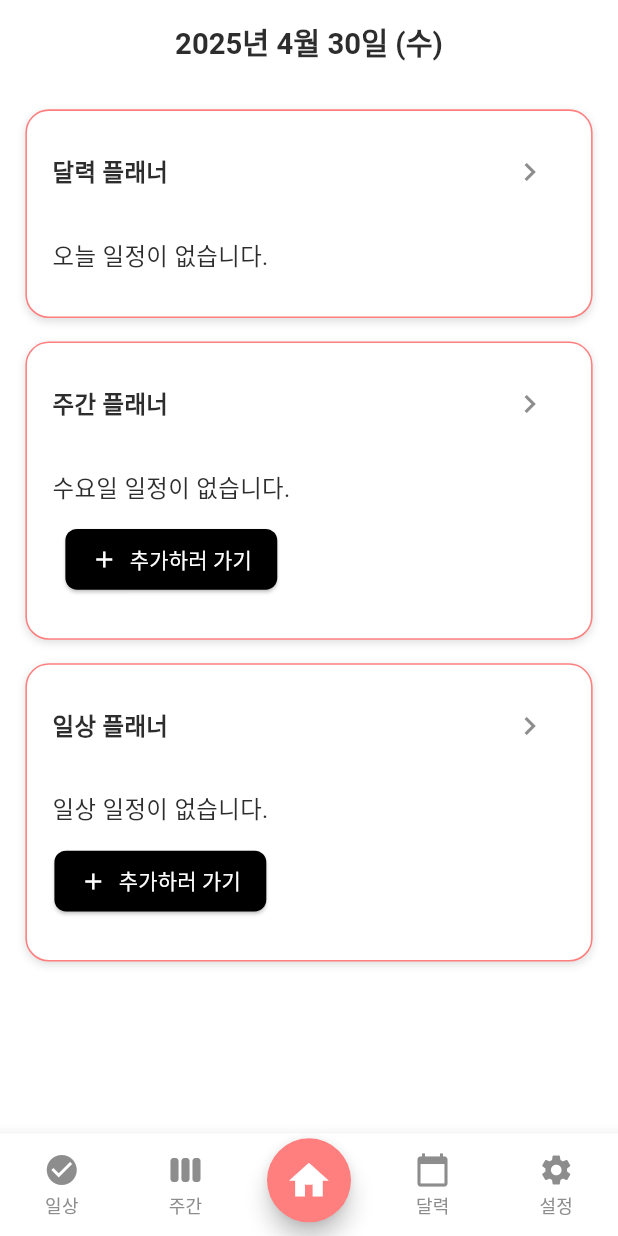
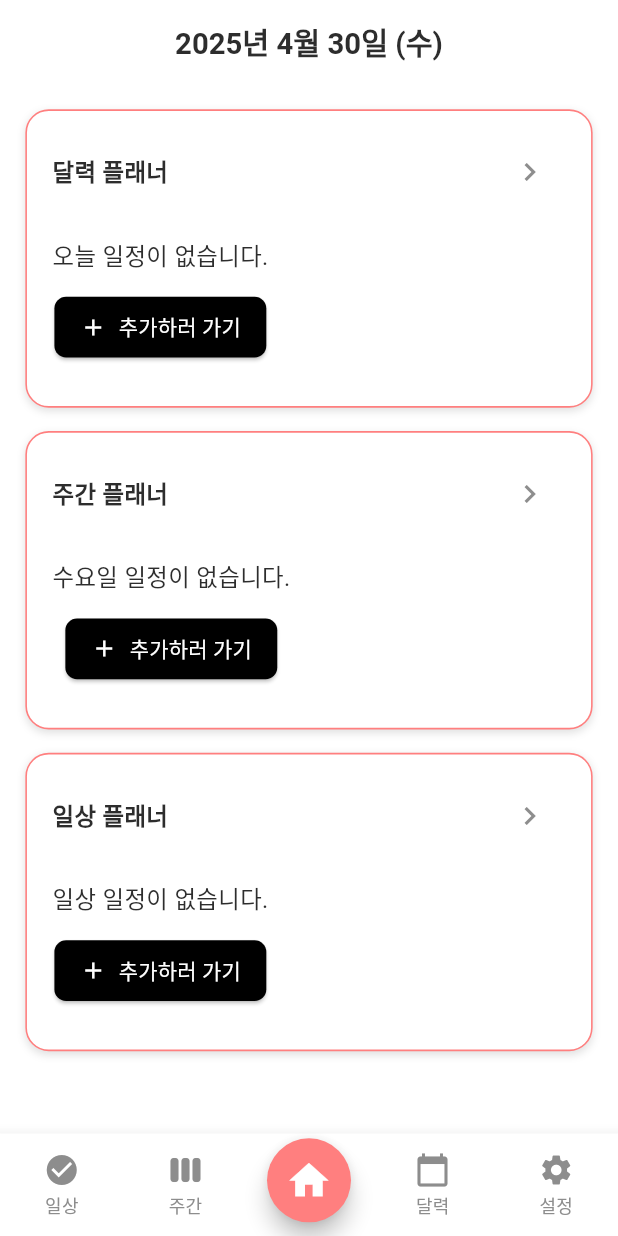
Before and after one commit to JeongHyeon-Jo/abeul_planner, a Flutter app: the screen it shows after launch, on a phone screen of 412 x 824 dp. Run offline on Flutter 3.47's test engine with Material 3 defaults, Android fonts, the phone set to English and light mode, and no system bars; our stand-ins replace flutter_riverpod, flutter_screenutil, go_router, hive, hive_flutter, table_calendar; accounts and stored records are empty; generated files the repository leaves out were written again.

Commit message:
[Feat] 종합플래너 - 달력 플래너 비었을 경우 이동 경로 추가

```diff
--- a/lib/features/home_planner/presentation/widget/calendar_section.dart
+++ b/lib/features/home_planner/presentation/widget/calendar_section.dart
@@ -1,5 +1,6 @@
 // calendar_section.dart
 import 'package:flutter/material.dart';
+import 'package:go_router/go_router.dart';
 import 'package:flutter_riverpod/flutter_riverpod.dart';
 import 'package:flutter_screenutil/flutter_screenutil.dart';
 import 'package:abeul_planner/core/styles/color.dart';
@@ -26,7 +27,28 @@ class CalendarSection extends ConsumerWidget {
     if (todayTasks.isEmpty) {
       return Padding(
         padding: EdgeInsets.symmetric(vertical: 12.h),
-        child: Text('오늘 일정이 없습니다.', style: AppTextStyles.body),
+        child: Column(
+          mainAxisAlignment: MainAxisAlignment.center,
+          crossAxisAlignment: CrossAxisAlignment.center,
+          children: [
+            Text('오늘 일정이 없습니다.', style: AppTextStyles.body),
+            SizedBox(height: 12.h),
+            ElevatedButton.icon(
+              onPressed: () {
+                context.go('/calendar');
+              },
+              icon: const Icon(Icons.add, color: Colors.white),
+              label: const Text('추가하러 가기', style: TextStyle(color: Colors.white)),
+              style: ElevatedButton.styleFrom(
+                backgroundColor: Colors.black,
+                padding: EdgeInsets.symmetric(horizontal: 16.w, vertical: 10.h),
+                shape: RoundedRectangleBorder(
+                  borderRadius: BorderRadius.circular(8.r),
+                ),
+              ),
+            ),
+          ],
+        ),
       );
     }
 
```
